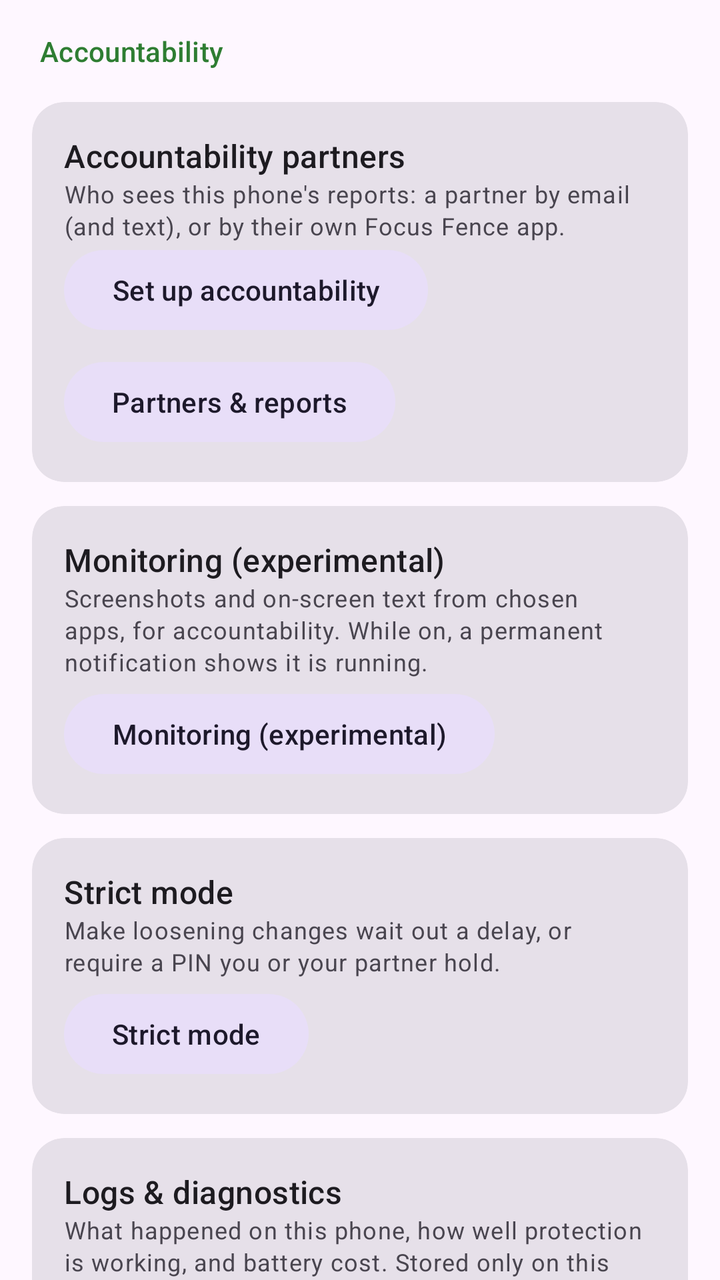
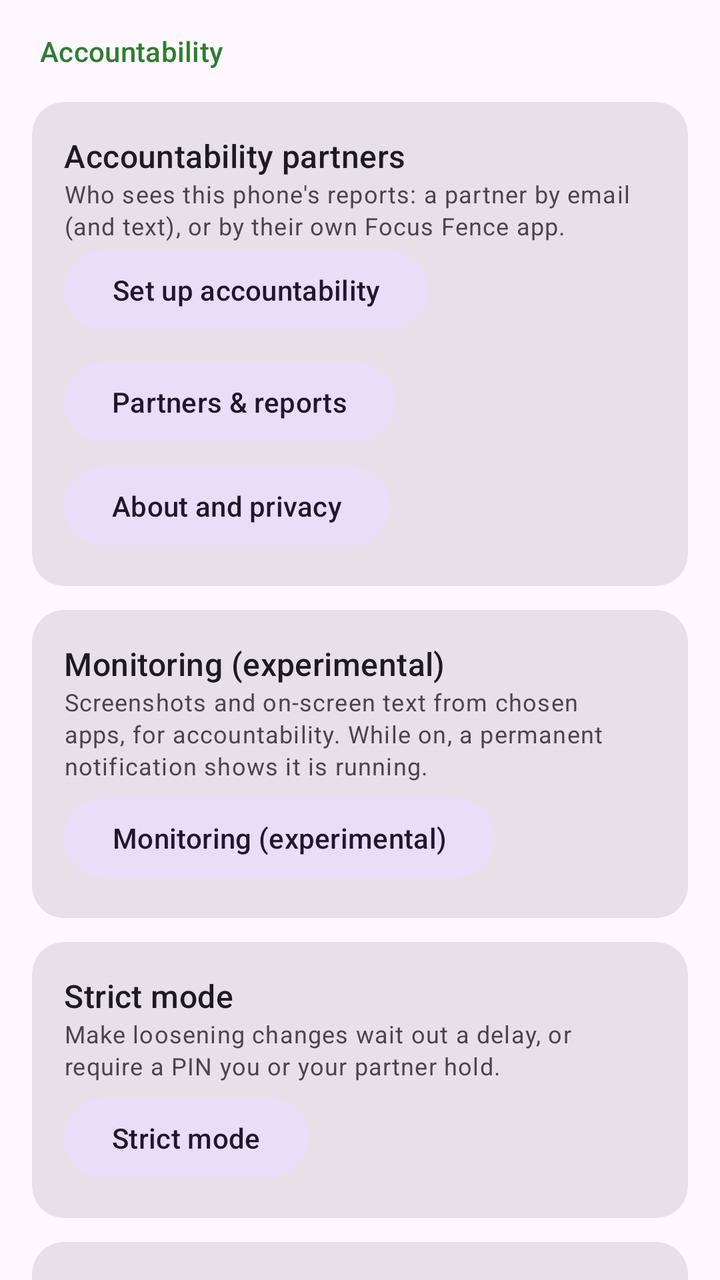

Compare the two renders of this Android layout. The source of the first and the diff that turns it into the second are given below.
<!-- AndroidManifest.xml: application theme Theme.FocusFence -->
<!-- res/layout/fragment_settings.xml -->
<?xml version="1.0" encoding="utf-8"?>
<androidx.core.widget.NestedScrollView
    xmlns:android="http://schemas.android.com/apk/res/android"
    xmlns:app="http://schemas.android.com/apk/res-auto"
    android:layout_width="match_parent"
    android:layout_height="match_parent"
    android:fillViewport="true">

    <LinearLayout
        android:layout_width="match_parent"
        android:layout_height="wrap_content"
        android:orientation="vertical"
        android:padding="16dp">

        <TextView
            android:layout_width="match_parent"
            android:layout_height="wrap_content"
            android:layout_marginTop="0dp"
            android:layout_marginBottom="4dp"
            android:paddingHorizontal="4dp"
            android:text="@string/settings_group_accountability"
            android:textAppearance="?attr/textAppearanceLabelLarge"
            android:textColor="?attr/colorPrimary" />
        <com.google.android.material.card.MaterialCardView
            android:layout_width="match_parent"
            android:layout_height="wrap_content"
            android:layout_marginTop="12dp"
            app:cardCornerRadius="16dp"
            app:contentPadding="16dp">

            <LinearLayout
                android:layout_width="match_parent"
                android:layout_height="wrap_content"
                android:orientation="vertical">

                <TextView
                    android:layout_width="wrap_content"
                    android:layout_height="wrap_content"
                    android:text="@string/acc_title"
                    android:textAppearance="?attr/textAppearanceTitleMedium" />

                <TextView
                    android:layout_width="match_parent"
                    android:layout_height="wrap_content"
                    android:text="@string/acc_settings_summary"
                    android:textAppearance="?attr/textAppearanceBodySmall"
                    android:textColor="?attr/colorOnSurfaceVariant" />

                <Button
                    android:id="@+id/setupButton"
                    style="@style/Widget.Material3.Button.TonalButton"
                    android:layout_width="wrap_content"
                    android:layout_height="wrap_content"
                    android:layout_marginBottom="4dp"
                    android:text="@string/setup_title" />

                <Button
                    android:id="@+id/accountabilityButton"
                    style="@style/Widget.Material3.Button.TonalButton"
                    android:layout_width="wrap_content"
                    android:layout_height="wrap_content"
                    android:layout_marginTop="4dp"
                    android:text="@string/acc_open" />
            </LinearLayout>
        </com.google.android.material.card.MaterialCardView>

        <com.google.android.material.card.MaterialCardView
            android:layout_width="match_parent"
            android:layout_height="wrap_content"
            android:layout_marginTop="12dp"
            app:cardCornerRadius="16dp"
            app:contentPadding="16dp">

            <LinearLayout
                android:layout_width="match_parent"
                android:layout_height="wrap_content"
                android:orientation="vertical">

                <TextView
                    android:layout_width="wrap_content"
                    android:layout_height="wrap_content"
                    android:text="@string/monitor_title"
                    android:textAppearance="?attr/textAppearanceTitleMedium" />

                <TextView
                    android:layout_width="match_parent"
                    android:layout_height="wrap_content"
                    android:text="@string/monitor_settings_summary"
                    android:textAppearance="?attr/textAppearanceBodySmall"
                    android:textColor="?attr/colorOnSurfaceVariant" />

                <Button
                    android:id="@+id/monitoringButton"
                    style="@style/Widget.Material3.Button.TonalButton"
                    android:layout_width="wrap_content"
                    android:layout_height="wrap_content"
                    android:layout_marginTop="4dp"
                    android:text="@string/monitor_open" />
            </LinearLayout>
        </com.google.android.material.card.MaterialCardView>

        <com.google.android.material.card.MaterialCardView
            android:layout_width="match_parent"
            android:layout_height="wrap_content"
            android:layout_marginTop="12dp"
            app:cardCornerRadius="16dp"
            app:contentPadding="16dp">

            <LinearLayout
                android:layout_width="match_parent"
                android:layout_height="wrap_content"
                android:orientation="vertical">

                <TextView
                    android:layout_width="wrap_content"
                    android:layout_height="wrap_content"
                    android:text="@string/strict_title"
                    android:textAppearance="?attr/textAppearanceTitleMedium" />

                <TextView
                    android:layout_width="match_parent"
                    android:layout_height="wrap_content"
                    android:text="@string/strict_settings_summary"
                    android:textAppearance="?attr/textAppearanceBodySmall"
                    android:textColor="?attr/colorOnSurfaceVariant" />

                <Button
                    android:id="@+id/strictButton"
                    style="@style/Widget.Material3.Button.TonalButton"
                    android:layout_width="wrap_content"
                    android:layout_height="wrap_content"
                    android:layout_marginTop="4dp"
                    android:text="@string/strict_open" />
            </LinearLayout>
        </com.google.android.material.card.MaterialCardView>

        <com.google.android.material.card.MaterialCardView
            android:layout_width="match_parent"
            android:layout_height="wrap_content"
            android:layout_marginTop="12dp"
            app:cardCornerRadius="16dp"
            app:contentPadding="16dp">

            <LinearLayout
                android:layout_width="match_parent"
                android:layout_height="wrap_content"
                android:orientation="vertical">

                <TextView
                    android:layout_width="wrap_content"
                    android:layout_height="wrap_content"
                    android:text="@string/diag_title"
                    android:textAppearance="?attr/textAppearanceTitleMedium" />

                <TextView
                    android:layout_width="match_parent"
                    android:layout_height="wrap_content"
                    android:text="@string/diag_settings_summary"
                    android:textAppearance="?attr/textAppearanceBodySmall"
                    android:textColor="?attr/colorOnSurfaceVariant" />

                <Button
                    android:id="@+id/diagnosticsButton"
                    style="@style/Widget.Material3.Button.TonalButton"
                    android:layout_width="wrap_content"
                    android:layout_height="wrap_content"
                    android:layout_marginTop="4dp"
                    android:text="@string/diag_open" />

                <TextView
                    android:layout_width="match_parent"
                    android:layout_height="wrap_content"
                    android:layout_marginTop="16dp"
                    android:text="@string/owner_settings_summary"
                    android:textAppearance="?attr/textAppearanceBodySmall"
                    android:textColor="?attr/colorOnSurfaceVariant" />

                <Button
                    android:id="@+id/deviceOwnerButton"
                    style="@style/Widget.Material3.Button.TonalButton"
                    android:layout_width="wrap_content"
                    android:layout_height="wrap_content"
                    android:layout_marginTop="4dp"
                    android:text="@string/owner_open" />
            </LinearLayout>
        </com.google.android.material.card.MaterialCardView>

        <TextView
            android:layout_width="match_parent"
            android:layout_height="wrap_content"
            android:layout_marginTop="20dp"
            android:layout_marginBottom="4dp"
            android:paddingHorizontal="4dp"
            android:text="@string/settings_group_filtering"
            android:textAppearance="?attr/textAppearanceLabelLarge"
            android:textColor="?attr/colorPrimary" />
        <com.google.android.material.card.MaterialCardView
            android:layout_width="match_parent"
            android:layout_height="wrap_content"
            android:layout_marginTop="12dp"
            app:cardCornerRadius="16dp"
            app:contentPadding="16dp">

            <LinearLayout
                android:layout_width="match_parent"
                android:layout_height="wrap_content"
                android:orientation="vertical">

                <TextView
                    android:layout_width="wrap_content"
                    android:layout_height="wrap_content"
                    android:text="@string/dns_title"
                    android:textAppearance="?attr/textAppearanceTitleMedium" />

                <TextView
                    android:id="@+id/dnsSummary"
                    android:layout_width="match_parent"
                    android:layout_height="wrap_content"
                    android:textAppearance="?attr/textAppearanceBodySmall"
                    android:textColor="?attr/colorOnSurfaceVariant" />

                <Button
                    android:id="@+id/dnsButton"
                    style="@style/Widget.Material3.Button.TonalButton"
                    android:layout_width="wrap_content"
                    android:layout_height="wrap_content"
                    android:layout_marginTop="4dp"
                    android:text="@string/dns_change" />
            </LinearLayout>
        </com.google.android.material.card.MaterialCardView>

        <com.google.android.material.card.MaterialCardView
            android:layout_width="match_parent"
            android:layout_height="wrap_content"
            android:layout_marginTop="12dp"
            app:cardCornerRadius="16dp"
            app:contentPadding="16dp">

            <LinearLayout
                android:layout_width="match_parent"
                android:layout_height="wrap_content"
                android:orientation="vertical">

                <TextView
                    android:layout_width="wrap_content"
                    android:layout_height="wrap_content"
                    android:text="@string/categories_title"
                    android:textAppearance="?attr/textAppearanceTitleMedium" />

                <TextView
                    android:layout_width="match_parent"
                    android:layout_height="wrap_content"
                    android:text="@string/categories_settings_summary"
                    android:textAppearance="?attr/textAppearanceBodySmall"
                    android:textColor="?attr/colorOnSurfaceVariant" />

                <Button
                    android:id="@+id/categoriesButton"
                    style="@style/Widget.Material3.Button.TonalButton"
                    android:layout_width="wrap_content"
                    android:layout_height="wrap_content"
                    android:layout_marginTop="4dp"
                    android:text="@string/categories_open" />
            </LinearLayout>
        </com.google.android.material.card.MaterialCardView>

        <com.google.android.material.card.MaterialCardView
            android:layout_width="match_parent"
            android:layout_height="wrap_content"
            android:layout_marginTop="8dp"
            app:cardCornerRadius="16dp"
            app:contentPadding="16dp">

            <LinearLayout
                android:layout_width="match_parent"
                android:layout_height="wrap_content"
                android:orientation="vertical">

                <LinearLayout
                    android:layout_width="match_parent"
                    android:layout_height="wrap_content"
                    android:gravity="center_vertical"
                    android:orientation="horizontal">

                    <TextView
                        android:layout_width="0dp"
                        android:layout_height="wrap_content"
                        android:layout_weight="1"
                        android:text="@string/adblock_label"
                        android:textAppearance="?attr/textAppearanceTitleMedium" />

                    <com.google.android.material.materialswitch.MaterialSwitch
                        android:id="@+id/adSwitch"
                        android:layout_width="wrap_content"
                        android:layout_height="wrap_content" />
                </LinearLayout>

                <LinearLayout
                    android:layout_width="match_parent"
                    android:layout_height="wrap_content"
                    android:gravity="center_vertical"
                    android:orientation="horizontal">

                    <TextView
                        android:id="@+id/adStatusText"
                        android:layout_width="0dp"
                        android:layout_height="wrap_content"
                        android:layout_weight="1"
                        android:text="@string/adlist_none"
                        android:textAppearance="?attr/textAppearanceBodySmall"
                        android:textColor="?attr/colorOnSurfaceVariant" />

                    <Button
                        android:id="@+id/adUpdateButton"
                        style="@style/Widget.Material3.Button.TextButton"
                        android:layout_width="wrap_content"
                        android:layout_height="wrap_content"
                        android:text="@string/adlist_update" />
                </LinearLayout>
            </LinearLayout>
        </com.google.android.material.card.MaterialCardView>

        <com.google.android.material.card.MaterialCardView
            android:layout_width="match_parent"
            android:layout_height="wrap_content"
            android:layout_marginTop="12dp"
            app:cardCornerRadius="16dp"
            app:contentPadding="16dp">

            <LinearLayout
                android:layout_width="match_parent"
                android:layout_height="wrap_content"
                android:orientation="vertical">

                <TextView
                    android:layout_width="wrap_content"
                    android:layout_height="wrap_content"
                    android:text="@string/section_service_label"
                    android:textAppearance="?attr/textAppearanceTitleMedium" />

                <TextView
                    android:id="@+id/accessibilityStatusText"
                    android:layout_width="match_parent"
                    android:layout_height="wrap_content"
                    android:textAppearance="?attr/textAppearanceBodySmall"
                    android:textColor="?attr/colorOnSurfaceVariant" />

                <Button
                    android:id="@+id/accessibilityButton"
                    style="@style/Widget.Material3.Button.TextButton"
                    android:layout_width="wrap_content"
                    android:layout_height="wrap_content"
                    android:text="@string/settings_accessibility_button" />

                <Button
                    android:id="@+id/excludedAppsButton"
                    style="@style/Widget.Material3.Button.TonalButton"
                    android:layout_width="wrap_content"
                    android:layout_height="wrap_content"
                    android:layout_marginTop="4dp"
                    android:text="@string/excluded_apps_button" />
            </LinearLayout>
        </com.google.android.material.card.MaterialCardView>

        <Button
            android:id="@+id/guideButton"
            style="@style/Widget.Material3.Button.TextButton"
            android:layout_width="wrap_content"
            android:layout_height="wrap_content"
            android:layout_marginTop="12dp"
            android:text="@string/settings_guide" />
    </LinearLayout>
</androidx.core.widget.NestedScrollView>
<!-- resources referenced by this layout -->
<resources>
  <string name="acc_open">Partners &amp; reports</string>
  <string name="acc_settings_summary">Who sees this phone\'s reports: a partner by email (and text), or by their own Focus Fence app.</string>
  <string name="acc_title">Accountability partners</string>
  <string name="adblock_label">Block ads &amp; trackers</string>
  <string name="adlist_none">No filter list downloaded yet</string>
  <string name="adlist_update">Update</string>
  <string name="categories_open">Categories &amp; allowlist</string>
  <string name="categories_settings_summary">Curated blocklist bundles: security and bypass protection on by default, with adult, gambling and more you can switch on.</string>
  <string name="categories_title">Categories &amp; allowlist</string>
  <string name="diag_open">Open logs &amp; diagnostics</string>
  <string name="diag_settings_summary">What happened on this phone, how well protection is working, and battery cost. Stored only on this phone until you export it.</string>
  <string name="diag_title">Logs &amp; diagnostics</string>
  <string name="dns_change">Change</string>
  <string name="dns_title">DNS server</string>
  <string name="excluded_apps_button">VPN exclusions (%1$d)</string>
  <string name="monitor_open">Monitoring (experimental)</string>
  <string name="monitor_settings_summary">Screenshots and on-screen text from chosen apps, for accountability. While on, a permanent notification shows it is running.</string>
  <string name="monitor_title">Monitoring (experimental)</string>
  <string name="owner_open">Uninstall protection</string>
  <string name="owner_settings_summary">One tap, like Ever Accountable: uninstalling Focus Fence then needs a deliberate extra step, and it\'s recorded. Advanced (optional, needs adb): device owner mode adds always-on VPN, locked settings and OS-level app blocking.</string>
  <string name="section_service_label">App &amp; section blocking</string>
  <string name="settings_accessibility_button">Open accessibility settings</string>
  <string name="settings_group_accountability">Accountability</string>
  <string name="settings_group_filtering">Filtering</string>
  <string name="settings_guide">Open the guide</string>
  <string name="setup_title">Set up accountability</string>
  <string name="strict_open">Strict mode</string>
  <string name="strict_settings_summary">Make loosening changes wait out a delay, or require a PIN you or your partner hold.</string>
  <string name="strict_title">Strict mode</string>
  <style name="Theme.FocusFence" parent="Theme.Material3.DayNight.NoActionBar">
          <item name="colorPrimary">@color/brand_primary</item>
          
          <item name="materialCardViewStyle">@style/Widget.Material3.CardView.Filled</item>
          
          <item name="android:statusBarColor">?attr/colorSurface</item>
          <item name="android:navigationBarColor">?attr/colorSurface</item>
          <item name="android:windowLightStatusBar">true</item>
      </style>
  <color name="brand_primary">#2E7D32</color>
</resources>

<!-- the commit's change to res/layout/fragment_settings.xml (unified diff, before → after) -->
@@ -61,6 +61,14 @@
                     android:layout_height="wrap_content"
                     android:layout_marginTop="4dp"
                     android:text="@string/acc_open" />
+
+                <Button
+                    android:id="@+id/aboutButton"
+                    style="@style/Widget.Material3.Button.TonalButton"
+                    android:layout_width="wrap_content"
+                    android:layout_height="wrap_content"
+                    android:layout_marginTop="4dp"
+                    android:text="@string/about_title" />
             </LinearLayout>
         </com.google.android.material.card.MaterialCardView>
 
<!-- resource entries referenced after the edit -->
@@ -1,5 +1,6 @@
 <!-- resources referenced by this layout -->
 <resources>
+  <string name="about_title">About and privacy</string>
   <string name="acc_open">Partners &amp; reports</string>
   <string name="acc_settings_summary">Who sees this phone\'s reports: a partner by email (and text), or by their own Focus Fence app.</string>
   <string name="acc_title">Accountability partners</string>
